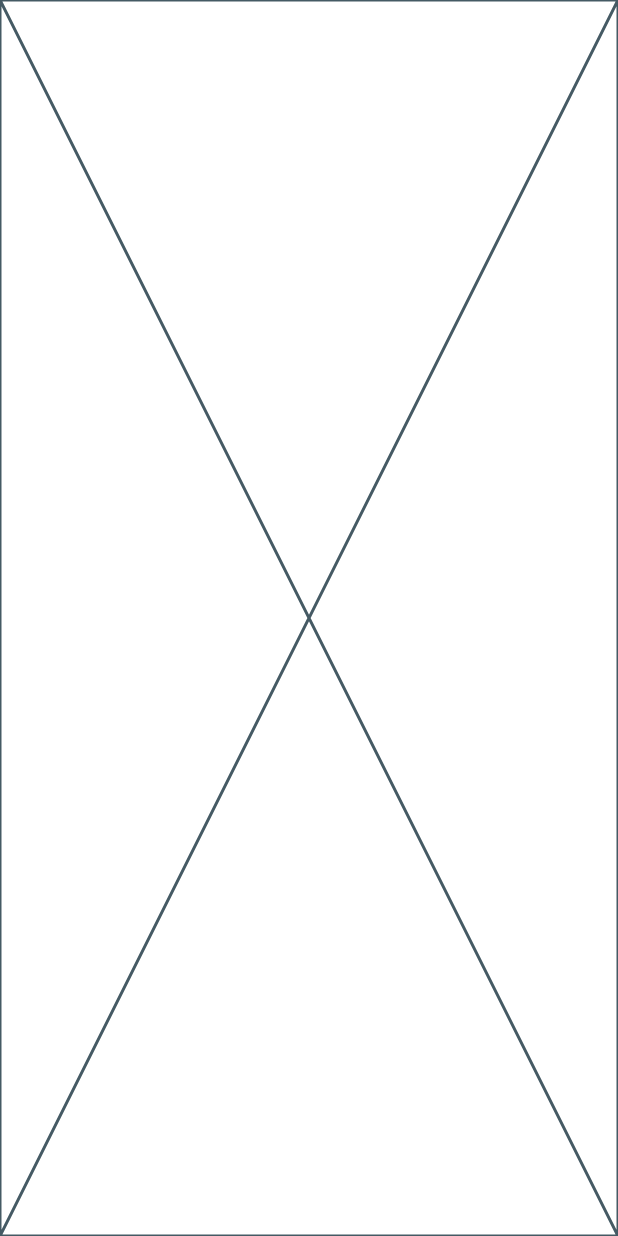
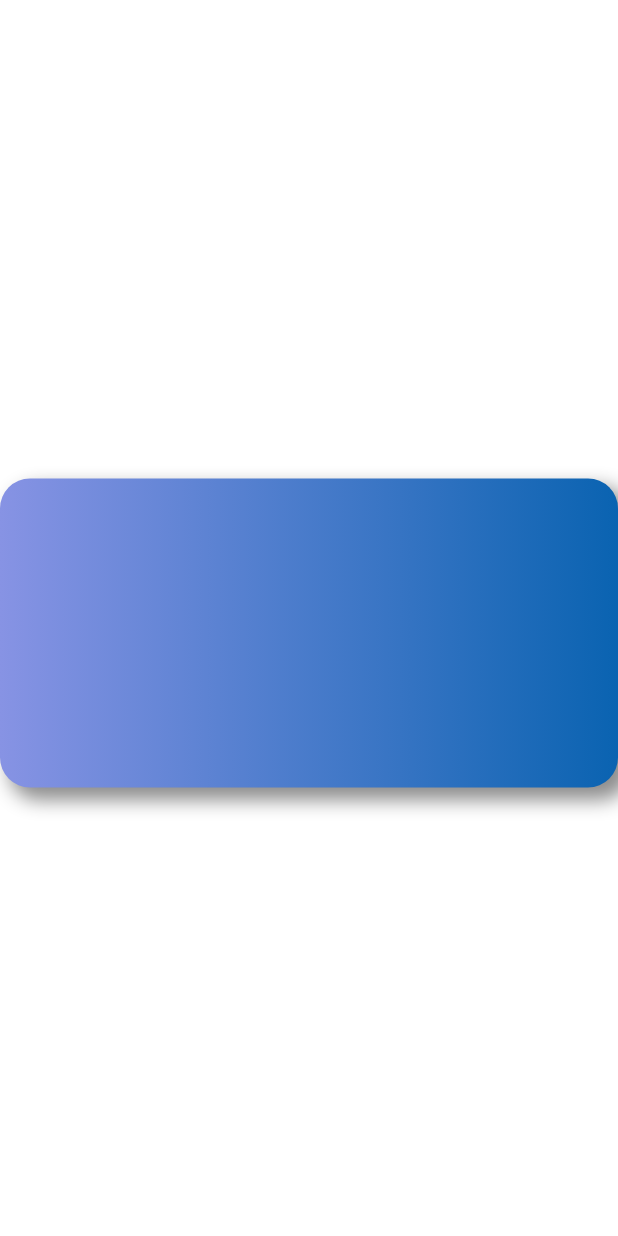
Before and after one commit to Haf4nya/Direction, a Flutter app: the screen it shows after launch, on a phone screen of 412 x 824 dp. Run offline on Flutter 3.47's test engine with Material 2 defaults, Android fonts, the phone set to English and light mode, and no system bars.

Commit message:
тест

```diff
--- a/lib/Colors.dart
+++ b/lib/Colors.dart
@@ -1,6 +1,8 @@
 import 'package:flutter/material.dart';
 
 class AppColors {
-  static final BGMenuColor = Colors.blueGrey[700];
-  static final CardmenuColor = Colors.white;
+  static final BGColor = Colors.white;
+  static final CardMenuColor = Colors.white;
+  static final GradientStart = Colors.blueGrey[700];
+  static final GradientFinal = Colors.blueGrey[500];
 }
--- a/lib/Screens/ListMenuScreen.dart
+++ b/lib/Screens/ListMenuScreen.dart
@@ -0,0 +1,16 @@
+import 'package:flutter/src/widgets/framework.dart';
+import 'package:flutter/src/widgets/placeholder.dart';
+
+class ListMenuScreen extends StatefulWidget {
+  const ListMenuScreen({super.key});
+
+  @override
+  State<ListMenuScreen> createState() => _ListMenuScreenState();
+}
+
+class _ListMenuScreenState extends State<ListMenuScreen> {
+  @override
+  Widget build(BuildContext context) {
+    return const Placeholder();
+  }
+}
--- a/lib/Screens/MenuScreen.dart
+++ b/lib/Screens/MenuScreen.dart
@@ -1,5 +1,6 @@
-import 'package:flutter/src/widgets/framework.dart';
-import 'package:flutter/src/widgets/placeholder.dart';
+import 'package:flutter/material.dart';
+import 'package:direction_app/Colors.dart';
+import 'ListMenuScreen.dart';
 
 class MenuScreen extends StatefulWidget {
   const MenuScreen({super.key});
@@ -11,6 +12,98 @@ class MenuScreen extends StatefulWidget {
 class _MenuScreenState extends State<MenuScreen> {
   @override
   Widget build(BuildContext context) {
-    return const Placeholder();
+    return Scaffold(
+      backgroundColor: AppColors.BGColor,
+      body: SafeArea(
+        child: Column(
+          mainAxisAlignment: MainAxisAlignment.center,
+          children: [
+            Container(
+                child: Column(
+              children: [
+                Container(
+                  height: 20,
+                  width: 20,
+                  decoration: BoxDecoration(
+                      borderRadius: BorderRadius.circular(20),
+                      color: Colors.white),
+                ),
+                Container(
+                  width: MediaQuery.of(context).size.width / 0.2,
+                  height: MediaQuery.of(context).size.height / 4,
+                  decoration: BoxDecoration(
+                      gradient: LinearGradient(colors: [
+                        Color.fromARGB(255, 135, 147, 228),
+                        Color.fromARGB(255, 10, 99, 177)
+                      ]),
+                      borderRadius: BorderRadius.circular(20),
+                      boxShadow: [
+                        BoxShadow(
+                            color: Colors.black45,
+                            spreadRadius: 1,
+                            blurRadius: 10,
+                            offset: Offset(7, 7))
+                      ]),
+                ),
+              ],
+            ))
+          ],
+        ),
+      ),
+    );
   }
 }
+
+
+
+// child: Column(
+//             children: [
+//               Row(
+//                 //Верхний ряд кнопок
+//                 mainAxisAlignment: MainAxisAlignment.center,
+//                 children: [
+//                   GestureDetector(
+//                     //первая кнопка
+//                     child: Container(
+//                       margin: EdgeInsets.all(15),
+//                       width: MediaQuery.of(context).size.width / 2.5,
+//                       height: MediaQuery.of(context).size.height / 4.8,
+//                       decoration: BoxDecoration(
+//                           color: AppColors.CardMenuColor,
+//                           borderRadius: BorderRadius.circular(10)),
+//                       //содержание кнопки
+//                       child: Column(
+//                         crossAxisAlignment: CrossAxisAlignment.center,
+//                         children: [
+//                           //иконка
+//                           Container(
+//                             margin: EdgeInsets.only(top: 25),
+//                             height: 50,
+//                             width: 50,
+//                             decoration: BoxDecoration(
+//                                 color: AppColors.CardIconColor,
+//                                 borderRadius: BorderRadius.circular(100)),
+//                             child: Icon(
+//                               Icons.calendar_month_outlined,
+//                               size: 30,
+//                               color: AppColors.BGMenuColor,
+//                             ),
+//                           ),
+//                           SizedBox(
+//                             height: 10,
+//                           ),
+//                           Text(
+//                             'Дирекция',
+//                             style: TextStyle(
+//                               fontSize: 20,
+//                             ),
+//                           )
+//                         ],
+//                       ),
+//                     ),
+//                     onTap: () {},
+//                   ),
+//                 ]
+//               ),
+//             ],
+//           ),
```
Also changed, not shown: lib/Screens/ProfileScreen.dart (line endings or trailing spaces).
